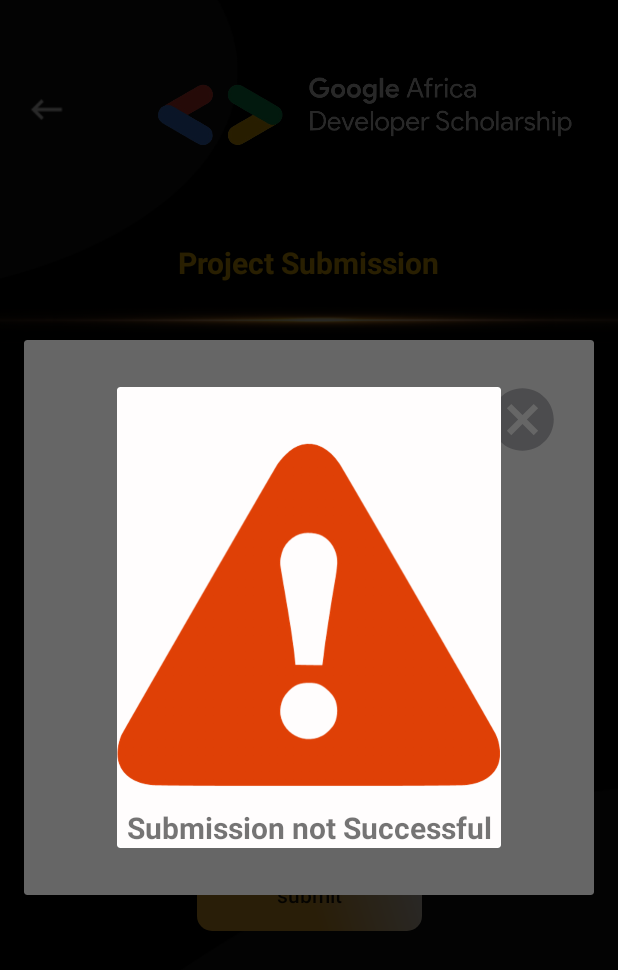
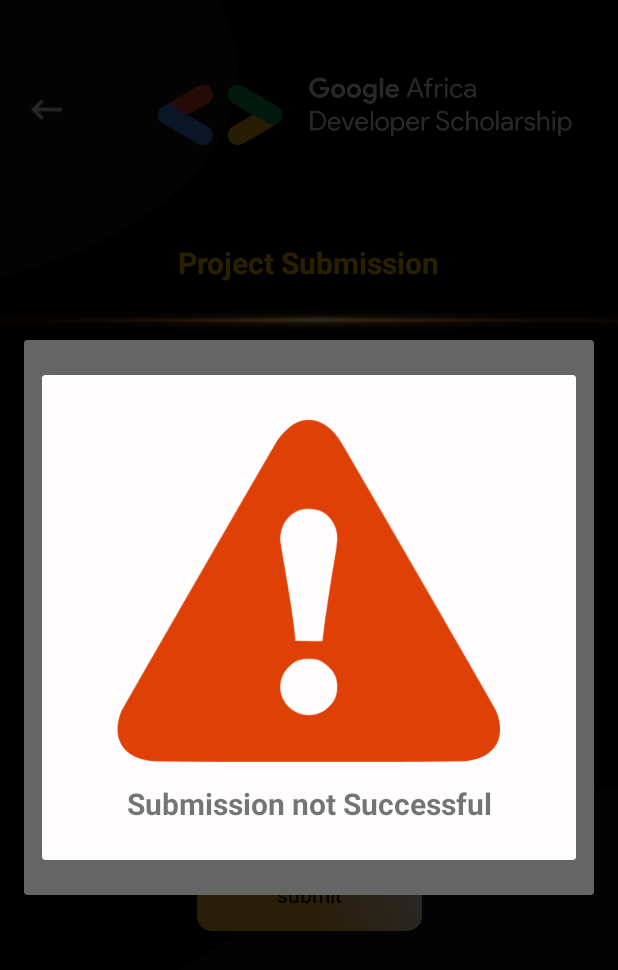
Before and after one commit to kalu254/gads-leaderboard, an Android app: the fragment AssuranceFragment placed in its activity, after a tap on "YES", on a phone screen of 412 x 824 dp. Shown: the top 970 px of the screen. Run offline under Robolectric (Android 15) with nearby library versions, the phone set to English and light mode, and no system bars; 4 statements that could not run were skipped.

Commit message:
fine tuning the dialog fragments

```diff
--- a/app/src/main/java/com/kalu/leaderboard/FetchData/SubmitApi.java
+++ b/app/src/main/java/com/kalu/leaderboard/FetchData/SubmitApi.java
@@ -1,6 +1,4 @@
 package com.kalu.leaderboard.FetchData;
-
-import com.kalu.leaderboard.models.Submit;
 
 import retrofit2.Call;
 import retrofit2.http.Field;
@@ -9,9 +7,10 @@ import retrofit2.http.POST;
 
 public interface SubmitApi {
 
+//    @Headers("Content-Type: application/json")
     @FormUrlEncoded
-    @POST("1FAIpQLSf9d1TcNU6zc6KR8bSEM41Z1g1zl35cwZr2xyjIhaMAz8WChQ/form")
-    Call<Submit> submitProject(
+    @POST("1FAIpQLSf9d1TcNU6zc6KR8bSEM41Z1g1zl35cwZr2xyjIhaMAz8WChQ/formResponse")
+    Call<Void> submitProject(
         @Field("entry.1824927963") String email_address,
         @Field("entry.1877115667") String first_name,
         @Field("entry.2006916086") String last_name,
--- a/app/src/main/java/com/kalu/leaderboard/ui/main/AssuranceFragment.java
+++ b/app/src/main/java/com/kalu/leaderboard/ui/main/AssuranceFragment.java
@@ -15,7 +15,6 @@ import androidx.fragment.app.DialogFragment;
 import com.kalu.leaderboard.FetchData.ServiceBuilder;
 import com.kalu.leaderboard.FetchData.SubmitApi;
 import com.kalu.leaderboard.R;
-import com.kalu.leaderboard.models.Submit;
 
 import retrofit2.Call;
 import retrofit2.Callback;
@@ -27,7 +26,7 @@ public class AssuranceFragment extends DialogFragment {
     @Override
     public View onCreateView(@NonNull LayoutInflater inflater, @Nullable ViewGroup container, @Nullable Bundle savedInstanceState) {
 
-        View view = inflater.inflate(R.layout.assurance_fragment,container,false);
+        View view = inflater.inflate(R.layout.assurance_fragment, container, false);
 
         Bundle bundle = getArguments();
 
@@ -37,40 +36,35 @@ public class AssuranceFragment extends DialogFragment {
         String pLink = bundle.getString("plink");
 
         Button button = view.findViewById(R.id.btn_confirm_submission);
+
         button.setOnClickListener(new View.OnClickListener() {
             @Override
             public void onClick(View view) {
                 SubmitApi submitApi = ServiceBuilder.submitBuildService(SubmitApi.class);
-                Call<Submit> submitCall = submitApi.submitProject(fName,lName,eAddress,pLink);
-                submitCall.enqueue(new Callback<Submit>() {
+                Call<Void> submitCall = submitApi.submitProject(fName, lName, eAddress, pLink);
+                submitCall.enqueue(new Callback<Void>() {
                     @Override
-                    public void onResponse(Call<Submit> call, Response<Submit> response) {
+                    public void onResponse(Call<Void> call, Response<Void> response) {
                         if (!response.isSuccessful()){
-
+                            Log.d("bad response", response.message());
                             FailedDialog failedDialog = new FailedDialog();
-                            failedDialog.show(getParentFragmentManager(),"AssuranceFragment");
-                            Log.d("never", String.valueOf(response.code()));
-                            return;
+                            failedDialog.show(getParentFragmentManager(),"FailedDialog");
                         }
 
-                        Log.d("status okay", String.valueOf(response.code()));
+                        Log.d("workrd","yessss");
                         SuccessfulDialog successfulDialog = new SuccessfulDialog();
                         successfulDialog.show(getParentFragmentManager(),"SuccessfulDialog");
-
                     }
 
                     @Override
-                    public void onFailure(Call<Submit> call, Throwable t) {
-                        Log.d("nn",t.getMessage());
-
+                    public void onFailure(Call<Void> call, Throwable t) {
+                        Log.d("failed", t.getMessage());
                         FailedDialog failedDialog = new FailedDialog();
-                        failedDialog.show(getParentFragmentManager(),"AssuranceFragment");
-
+                        failedDialog.show(getParentFragmentManager(),"FailedDialog");
                     }
                 });
             }
         });
-
         ImageView cancel = view.findViewById(R.id.btn_cancel_assurance);
                 cancel.setOnClickListener(new View.OnClickListener() {
                     @Override
@@ -79,5 +73,6 @@ public class AssuranceFragment extends DialogFragment {
                     }
                 });
         return view;
+
     }
 }
--- /dev/null
+++ b/app/src/main/res/drawable/fragment_corners.xml
@@ -0,0 +1,5 @@
+<?xml version="1.0" encoding="utf-8"?>
+<shape xmlns:android="http://schemas.android.com/apk/res/android">
+    <corners android:radius="10dp" />
+    <solid android:color="#FFFDFD" />
+</shape>
--- a/app/src/main/res/layout/assurance_fragment.xml
+++ b/app/src/main/res/layout/assurance_fragment.xml
@@ -1,8 +1,8 @@
 <?xml version="1.0" encoding="utf-8"?>
 <androidx.constraintlayout.widget.ConstraintLayout xmlns:android="http://schemas.android.com/apk/res/android"
     xmlns:app="http://schemas.android.com/apk/res-auto"
-    xmlns:tools="http://schemas.android.com/tools"
     android:id="@+id/fragment_assurance"
+    android:background="@drawable/fragment_corners"
     android:layout_width="match_parent"
     android:layout_height="wrap_content">
 
--- a/app/src/main/res/layout/failed_fragment.xml
+++ b/app/src/main/res/layout/failed_fragment.xml
@@ -2,10 +2,10 @@
 <FrameLayout xmlns:android="http://schemas.android.com/apk/res/android"
     xmlns:app="http://schemas.android.com/apk/res-auto"
     xmlns:tools="http://schemas.android.com/tools"
-    android:id="@+id/failed_fragment"
+    android:id="@+id/success_fragment"
     android:layout_width="match_parent"
-    android:background="@drawable/button_corners"
-    android:layout_height="wrap_content">
+    android:layout_height="wrap_content"
+    android:background="@drawable/fragment_corners">
 
     <androidx.constraintlayout.widget.ConstraintLayout
         android:layout_width="match_parent"
@@ -15,8 +15,11 @@
             android:id="@+id/imageView4"
             android:layout_width="wrap_content"
             android:layout_height="wrap_content"
-            android:layout_marginTop="24dp"
+            android:layout_marginStart="50dp"
+            android:layout_marginTop="16dp"
+            android:layout_marginEnd="50dp"
             app:layout_constraintEnd_toEndOf="parent"
+            app:layout_constraintHorizontal_bias="0.6"
             app:layout_constraintStart_toStartOf="parent"
             app:layout_constraintTop_toTopOf="parent"
             app:srcCompat="@drawable/error_7_512" />
@@ -25,16 +28,17 @@
             android:id="@+id/textView2"
             android:layout_width="0dp"
             android:layout_height="wrap_content"
+            android:layout_marginBottom="24dp"
             android:text="@string/submission_not_successful"
             android:textAlignment="center"
             android:textSize="20sp"
             android:textStyle="bold"
             app:layout_constraintBottom_toBottomOf="parent"
             app:layout_constraintEnd_toEndOf="parent"
-            app:layout_constraintHorizontal_bias="0.498"
+            app:layout_constraintHorizontal_bias="1.0"
             app:layout_constraintStart_toStartOf="parent"
             app:layout_constraintTop_toBottomOf="@+id/imageView4"
-            app:layout_constraintVertical_bias="0.084" />
+            app:layout_constraintVertical_bias="0.036" />
     </androidx.constraintlayout.widget.ConstraintLayout>
 
 </FrameLayout>
--- a/app/src/main/res/values/strings.xml
+++ b/app/src/main/res/values/strings.xml
@@ -5,5 +5,6 @@
     <string name="submit">submit</string>
     <string name="project_submission">Project Submission</string>
     <string name="submission_not_successful">Submission not Successful</string>
+    <string name="submission_successful">Submission Successful</string>
     <!-- TODO: Remove or change this placeholder text -->
 </resources>
```
Also changed, not shown: app/build.gradle (+9 -4 lines), app/src/main/java/com/kalu/leaderboard/FetchData/ServiceBuilder.java (+7 -3 lines), app/src/main/java/com/kalu/leaderboard/models/Submit.java (deleted, +0 -48 lines), app/src/main/java/com/kalu/leaderboard/ui/main/SuccessfulDialog.java (+17 -0 lines), app/src/main/res/layout/success_fragment.xml (+15 -9 lines), app/src/main/res/drawable-hdpi/error_7_64.png (added), app/src/main/res/drawable-ldpi/error_7_64.png (added), app/src/main/res/drawable-mdpi/error_7_64.png (added), app/src/main/res/drawable-xhdpi/error_7_64.png (added), app/src/main/res/drawable-xxhdpi/error_7_64.png (added), app/src/main/res/drawable-xxxhdpi/error_7_64.png (added). Lines whose indentation alone changed are shown as unchanged.
